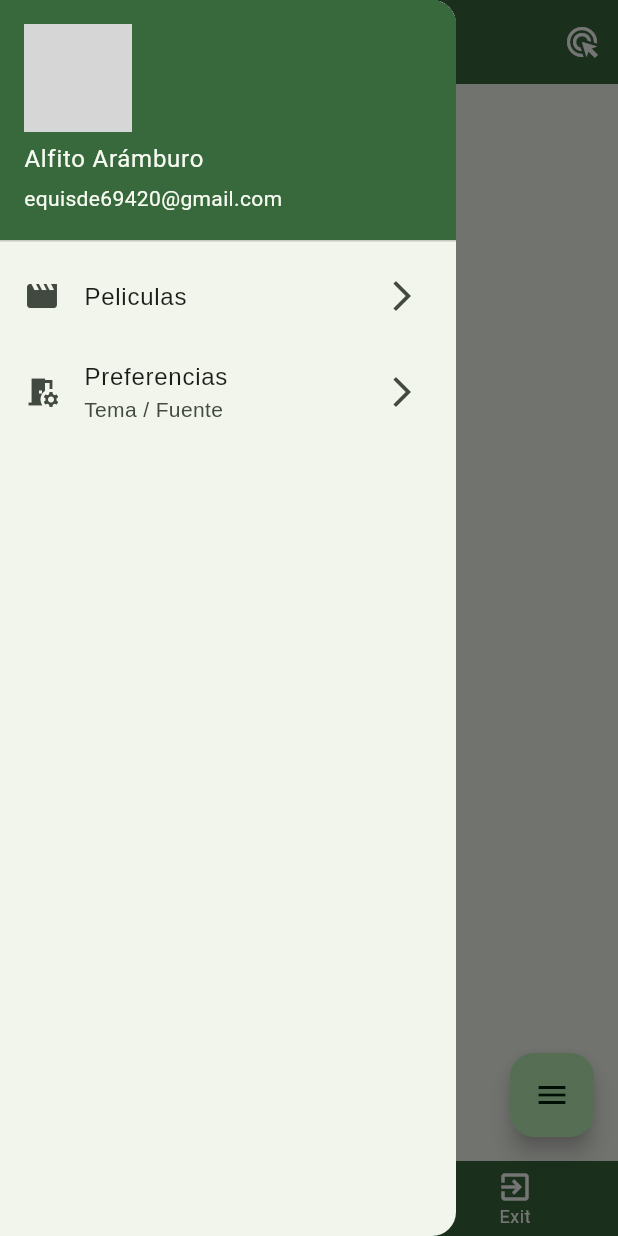
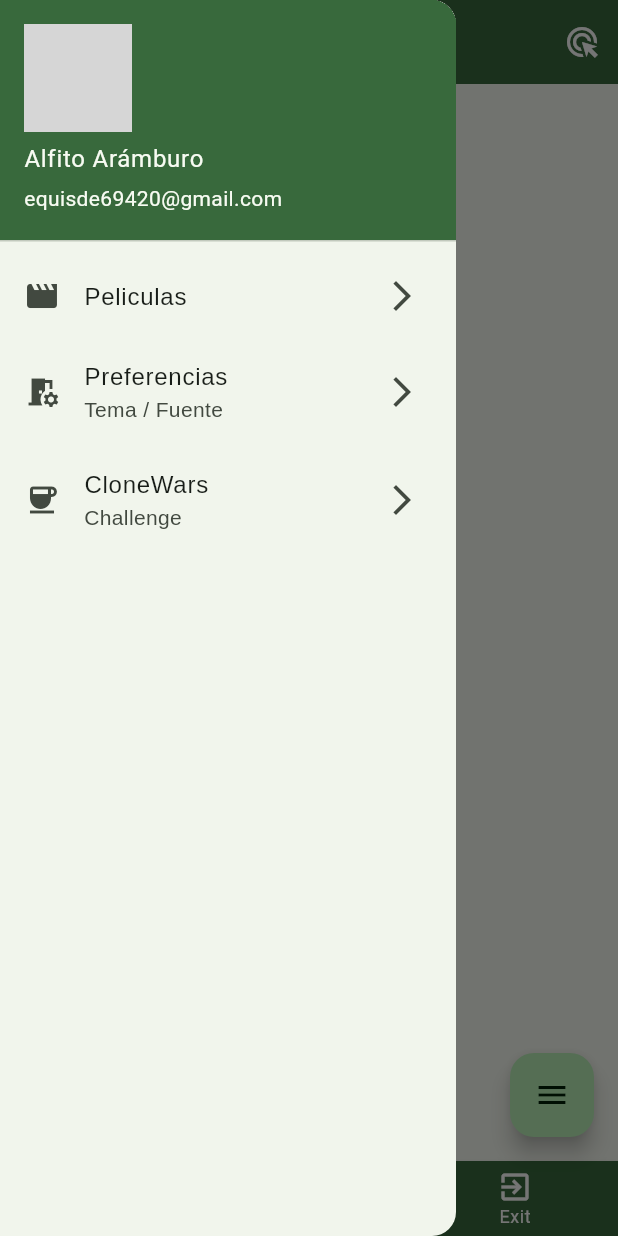
Before and after one commit to alfito69420/SW_App, a Flutter app: the DashboardScreen screen opened by its route, with the side drawer open, on a phone screen of 412 x 824 dp. Run offline on Flutter 3.47's test engine with Material 3 defaults, Android fonts, the phone set to English and light mode, and no system bars; drawn by our look-alikes of convex_bottom_bar, flutter_expandable_fab; our stand-ins replace image_picker, lottie, quickalert, shared_preferences, sqflite, toastification; missing offline and left inert: wolt_modal_sheet; accounts and stored records are empty; network calls fail; key blocks and very long unbroken strings in the code were emptied for the run; grey boxes are pictures that could not be loaded.

Commit message:
add: challenge app coffe al drawer

```diff
--- a/lib/main.dart
+++ b/lib/main.dart
@@ -1,4 +1,5 @@
 import 'package:flutter/material.dart';
+import 'package:proyecto1/screens/clon_screen.dart';
 import 'package:proyecto1/screens/dashboard_screen.dart';
 import 'package:proyecto1/screens/login_screen.dart';
 import 'package:proyecto1/screens/movies_screens.dart';
@@ -45,6 +46,7 @@ class MyApp extends StatelessWidget {
                 "/onboarding": (context) => const OnBoardingScreen(),
                 "/preferences": (context) => const PreferencesScreen(),
                 "/preferences_drawer": (context) => const PreferencesDrawerScreen(),
+                "/clone": (context) => const CloneScreen(),
               },
               debugShowCheckedModeBanner: false,
             );
--- a/lib/screens/dashboard_screen.dart
+++ b/lib/screens/dashboard_screen.dart
@@ -157,6 +157,15 @@ class _DashboardScreenState extends State<DashboardScreen> {
             leading: const Icon(Icons.room_preferences),
             trailing: const Icon(Icons.arrow_forward_ios_sharp),
           ),
+          ListTile(
+            onTap: () {
+              Navigator.pushNamed(context, "/clone");
+            },
+            title: const Text("CloneWars"),
+            subtitle: const Text("Challenge"),
+            leading: const Icon(Icons.coffee),
+            trailing: const Icon(Icons.arrow_forward_ios_sharp),
+          ),
         ],
       ),
     );
```
